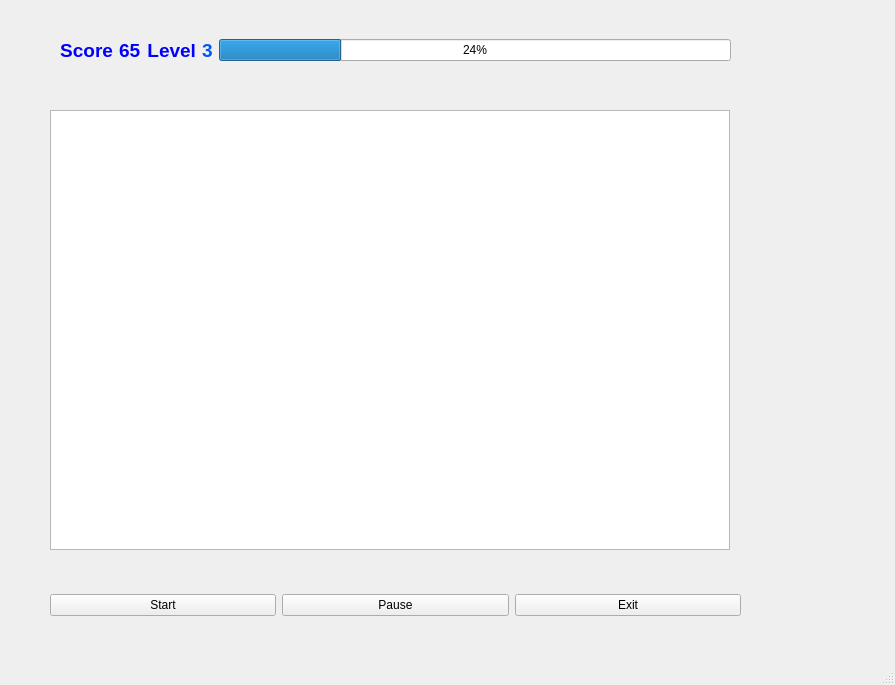
Above: snakewindow.ui from TheresePlaton/test before the change. Below: the same form after it.
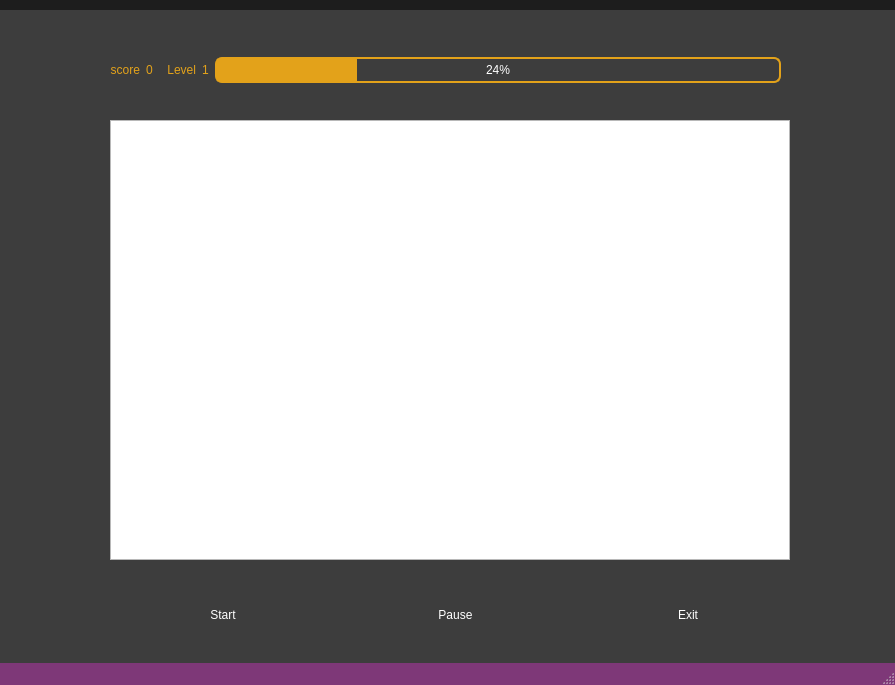
That is the form after the change.

What changed in the file:
```diff
--- a/snakewindow.ui
+++ b/snakewindow.ui
@@ -13,11 +13,139 @@
   <property name="windowTitle">
    <string>MainWindow</string>
   </property>
+  <property name="styleSheet">
+   <string notr="true">QMainWindow{
+background-color:#3d3d3d;
+color:#fff;
+}
+
+QMenuBar{
+background-color:#1d1d1d;
+padding:5px;
+	font: 12pt &quot;MS Shell Dlg 2&quot;;
+}
+
+QMenuBar::item{
+background-color:#1d1d1d;
+color:#fff;
+padding:5px;
+
+}
+
+QLabel{
+border-style:solid;
+background-color:#3d3d3d;
+color:#e3a21a;
+font: 16pt &quot;MS Shell Dlg 2&quot;;
+}
+
+QMenu{
+color:#fff;
+padding:0;
+}
+
+QMenu::item:selected{
+color:#fff;
+background-color:#00aba9;
+}
+
+QTableWidget{
+background-color:#3d3d3d;
+color:#fff;
+  selection-background-color: #da532c;
+border:solid;
+border-width:3px;
+border-color:#da532c;
+}
+QHeaderView::section{
+background-color:qlineargradient(spread:pad, x1:0, y1:0, x2:1, y2:0, stop:0 rgba(20, 158, 217, 255), stop:1 rgba(36, 158, 217, 255));
+border:none;
+border-top-style:solid;
+border-width:1px;
+border-top-color:qlineargradient(spread:pad, x1:0, y1:0, x2:1, y2:0, stop:0 rgba(20, 158, 217, 255), stop:1 rgba(36, 158, 217, 255));
+color:#fff;
+
+}
+QHeaderView{
+background-color:qlineargradient(spread:pad, x1:0, y1:0, x2:1, y2:0, stop:0 rgba(20, 158, 217, 255), stop:1 rgba(36, 158, 217, 255));
+
+border:none;
+border-top-style:solid;
+border-width:1px;
+border-top-color:#149ED9;
+color:#fff;
+	font: 75 12pt &quot;Calibri&quot;;
+}
+
+QTableCornerButton::section{
+border:none;
+background-color:#149ED9;
+}
+
+QListWidget{
+background-color:#3d3d3d;
+color:#fff;
+}
+
+QMenu{
+background-color:#3d3d3d;
+}
+QStatusBar{
+background-color:#7e3878;
+color:#fff;
+}
+
+QPushButton{
+border-style:solid;
+
+background-color:#3d3d3d;
+color:#fff;
+border-radius:7px;
+}
+QPushButton:hover{
+color:#ccc;
+	background-color: qlineargradient(spread:pad, x1:0.517, y1:0, x2:0.517, y2:1, stop:0 rgba(45, 45, 45, 255), stop:0.505682 rgba(45, 45, 45, 255), stop:1 rgba(29, 29, 29, 255));
+	border-color:#2d89ef;
+border-width:2px;
+}
+
+QPushButton:pressed{
+background-color: qlineargradient(spread:pad, x1:0.517, y1:0, x2:0.517, y2:1, stop:0 rgba(29, 29, 29, 255), stop:0.505682 rgba(45, 45, 45, 255), stop:1 rgba(29, 29, 29, 255));
+}
+
+
+QTabWidget::tab{
+background-color:#3d3d3d;
+}
+
+QLineEdit{
+border-radius:0;
+}
+
+QProgressBar{
+border-radius:0;
+text-align:center;
+color:#fff;
+background-color:transparent;
+border: 2px solid #e3a21a;
+border-radius:7px;
+	font: 75 12pt &quot;Open Sans&quot;;
+
+}
+
+QProgressBar::chunk{
+background-color:#e3a21a;
+width:20px;
+}</string>
+  </property>
   <widget class="QWidget" name="centralwidget">
+   <property name="styleSheet">
+    <string notr="true"/>
+   </property>
    <widget class="QGraphicsView" name="graphicsView_snake">
     <property name="geometry">
      <rect>
-      <x>50</x>
+      <x>110</x>
       <y>110</y>
       <width>680</width>
       <height>440</height>
@@ -48,7 +176,7 @@
    <widget class="QWidget" name="horizontalLayoutWidget">
     <property name="geometry">
      <rect>
-      <x>50</x>
+      <x>110</x>
       <y>580</y>
       <width>691</width>
       <height>51</height>
@@ -90,8 +218,8 @@
    <widget class="QWidget" name="horizontalLayoutWidget_2">
     <property name="geometry">
      <rect>
-      <x>60</x>
-      <y>20</y>
+      <x>110</x>
+      <y>30</y>
       <width>671</width>
       <height>61</height>
      </rect>
@@ -100,14 +228,14 @@
      <item>
       <widget class="QLabel" name="label_3">
        <property name="text">
-        <string>&lt;html&gt;&lt;head/&gt;&lt;body&gt;&lt;p align=&quot;right&quot;&gt;&lt;span style=&quot; font-size:14pt; font-weight:600; color:#0000ff;&quot;&gt;Score&lt;/span&gt;&lt;/p&gt;&lt;/body&gt;&lt;/html&gt;</string>
+        <string>&lt;html&gt;&lt;head/&gt;&lt;body&gt;&lt;p align=&quot;right&quot;&gt;score&lt;/p&gt;&lt;/body&gt;&lt;/html&gt;</string>
        </property>
       </widget>
      </item>
      <item>
       <widget class="QLabel" name="label_Score">
        <property name="text">
-        <string>&lt;html&gt;&lt;head/&gt;&lt;body&gt;&lt;p&gt;&lt;span style=&quot; font-size:14pt; font-weight:600; color:#0000ff;&quot;&gt;65&lt;/span&gt;&lt;/p&gt;&lt;/body&gt;&lt;/html&gt;</string>
+        <string>&lt;html&gt;&lt;head/&gt;&lt;body&gt;&lt;p&gt;0&lt;/p&gt;&lt;/body&gt;&lt;/html&gt;</string>
        </property>
       </widget>
      </item>
@@ -120,14 +248,14 @@
         </size>
        </property>
        <property name="text">
-        <string>&lt;html&gt;&lt;head/&gt;&lt;body&gt;&lt;p align=&quot;right&quot;&gt;&lt;span style=&quot; font-size:14pt; font-weight:600; color:#0000ff;&quot;&gt;Level&lt;/span&gt;&lt;/p&gt;&lt;/body&gt;&lt;/html&gt;</string>
+        <string>&lt;html&gt;&lt;head/&gt;&lt;body&gt;&lt;p align=&quot;right&quot;&gt;Level&lt;/p&gt;&lt;/body&gt;&lt;/html&gt;</string>
        </property>
       </widget>
      </item>
      <item>
       <widget class="QLabel" name="label_Level">
        <property name="text">
-        <string>&lt;html&gt;&lt;head/&gt;&lt;body&gt;&lt;p&gt;&lt;span style=&quot; font-size:14pt; font-weight:600; color:#0055ff;&quot;&gt;3&lt;/span&gt;&lt;/p&gt;&lt;/body&gt;&lt;/html&gt;</string>
+        <string>&lt;html&gt;&lt;head/&gt;&lt;body&gt;&lt;p&gt;1&lt;/p&gt;&lt;/body&gt;&lt;/html&gt;</string>
        </property>
       </widget>
      </item>
@@ -147,7 +275,7 @@
      <x>0</x>
      <y>0</y>
      <width>895</width>
-     <height>22</height>
+     <height>35</height>
     </rect>
    </property>
   </widget>
```
